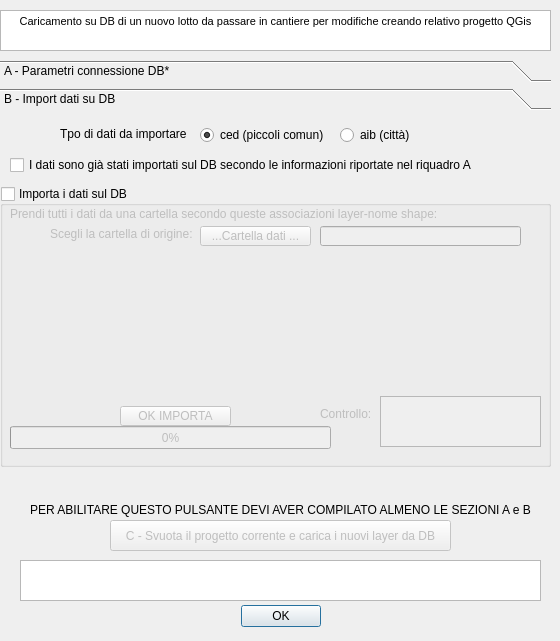
Verticalsrl/progettoPNI_2, file ProgettoPNI_2/progetto_pni_config_dockwidget_base.ui: the form before one commit.
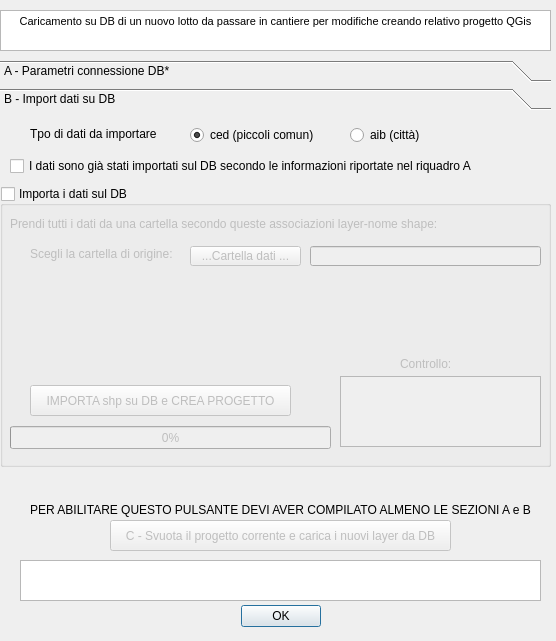
The form after the commit. The open tabs and pages were chosen to show the change.

Commit message: prendo progetto template e lo rimappo su dati appena importati su DB

What changed in the file:
```diff
--- a/ProgettoPNI_2/progetto_pni_config_dockwidget_base.ui
+++ b/ProgettoPNI_2/progetto_pni_config_dockwidget_base.ui
@@ -6,7 +6,7 @@
    <rect>
     <x>0</x>
     <y>0</y>
-    <width>560</width>
+    <width>556</width>
     <height>641</height>
    </rect>
   </property>
@@ -329,8 +329,8 @@
       <rect>
        <x>10</x>
        <y>40</y>
-       <width>551</width>
-       <height>18</height>
+       <width>541</width>
+       <height>20</height>
       </rect>
      </property>
      <property name="text">
@@ -359,7 +359,7 @@
       <property name="geometry">
        <rect>
         <x>10</x>
-        <y>20</y>
+        <y>30</y>
         <width>531</width>
         <height>16</height>
        </rect>
@@ -371,8 +371,8 @@
      <widget class="QLabel" name="label_59">
       <property name="geometry">
        <rect>
-        <x>50</x>
-        <y>40</y>
+        <x>30</x>
+        <y>60</y>
         <width>151</width>
         <height>16</height>
        </rect>
@@ -384,8 +384,8 @@
      <widget class="QToolButton" name="dirBrowse_btn">
       <property name="geometry">
        <rect>
-        <x>200</x>
-        <y>40</y>
+        <x>190</x>
+        <y>60</y>
         <width>111</width>
         <height>20</height>
        </rect>
@@ -397,8 +397,8 @@
      <widget class="QLabel" name="label_60">
       <property name="geometry">
        <rect>
-        <x>320</x>
-        <y>220</y>
+        <x>400</x>
+        <y>170</y>
         <width>71</width>
         <height>16</height>
        </rect>
@@ -410,10 +410,10 @@
      <widget class="QTextBrowser" name="txtFeedback_import">
       <property name="geometry">
        <rect>
-        <x>380</x>
-        <y>210</y>
-        <width>161</width>
-        <height>51</height>
+        <x>340</x>
+        <y>190</y>
+        <width>201</width>
+        <height>71</height>
        </rect>
       </property>
       <property name="html">
@@ -427,22 +427,22 @@
      <widget class="QToolButton" name="import_shp">
       <property name="geometry">
        <rect>
-        <x>120</x>
-        <y>220</y>
-        <width>111</width>
-        <height>20</height>
+        <x>30</x>
+        <y>199</y>
+        <width>261</width>
+        <height>31</height>
        </rect>
       </property>
       <property name="text">
-       <string>OK IMPORTA</string>
+       <string>IMPORTA shp su DB e CREA PROGETTO</string>
       </property>
      </widget>
      <widget class="QLineEdit" name="dirBrowse_txt">
       <property name="geometry">
        <rect>
-        <x>320</x>
-        <y>40</y>
-        <width>201</width>
+        <x>310</x>
+        <y>60</y>
+        <width>231</width>
         <height>20</height>
        </rect>
       </property>
@@ -472,7 +472,7 @@
     <widget class="QLabel" name="label_68">
      <property name="geometry">
       <rect>
-       <x>60</x>
+       <x>30</x>
        <y>10</y>
        <width>141</width>
        <height>16</height>
@@ -488,7 +488,7 @@
      </property>
      <property name="geometry">
       <rect>
-       <x>200</x>
+       <x>190</x>
        <y>10</y>
        <width>131</width>
        <height>18</height>
@@ -510,7 +510,7 @@
      </property>
      <property name="geometry">
       <rect>
-       <x>340</x>
+       <x>350</x>
        <y>10</y>
        <width>90</width>
        <height>18</height>
```
Left out of the diff: 2 changed lines with no effect on the pictures. The commit also changes 8 other files.
